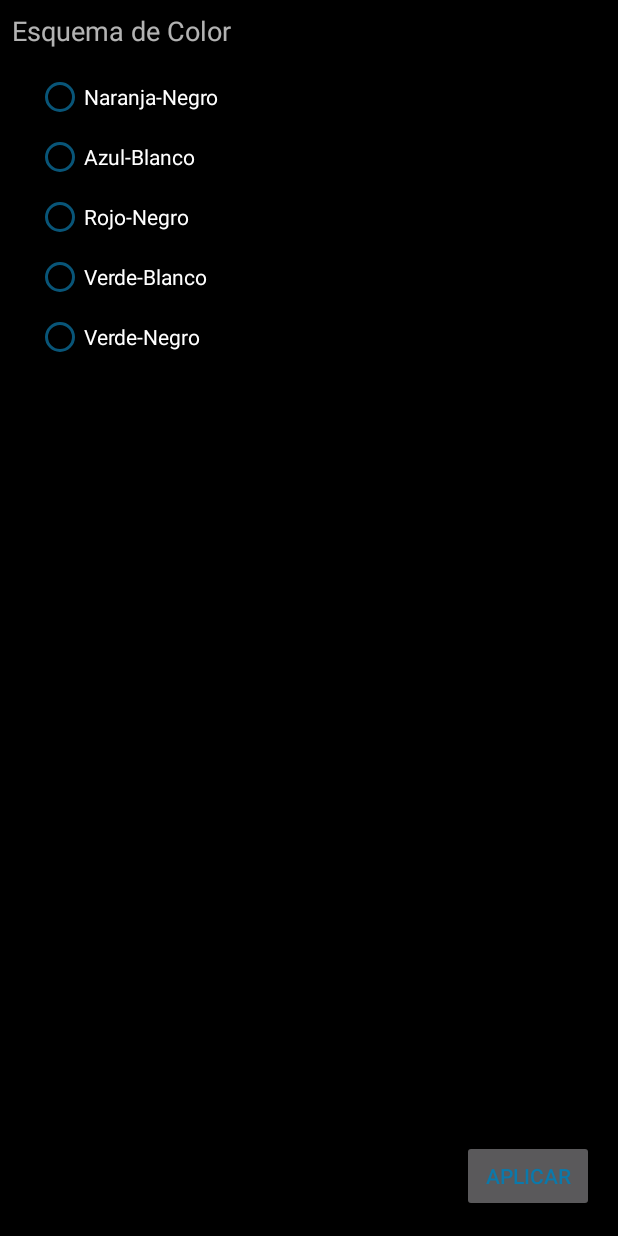
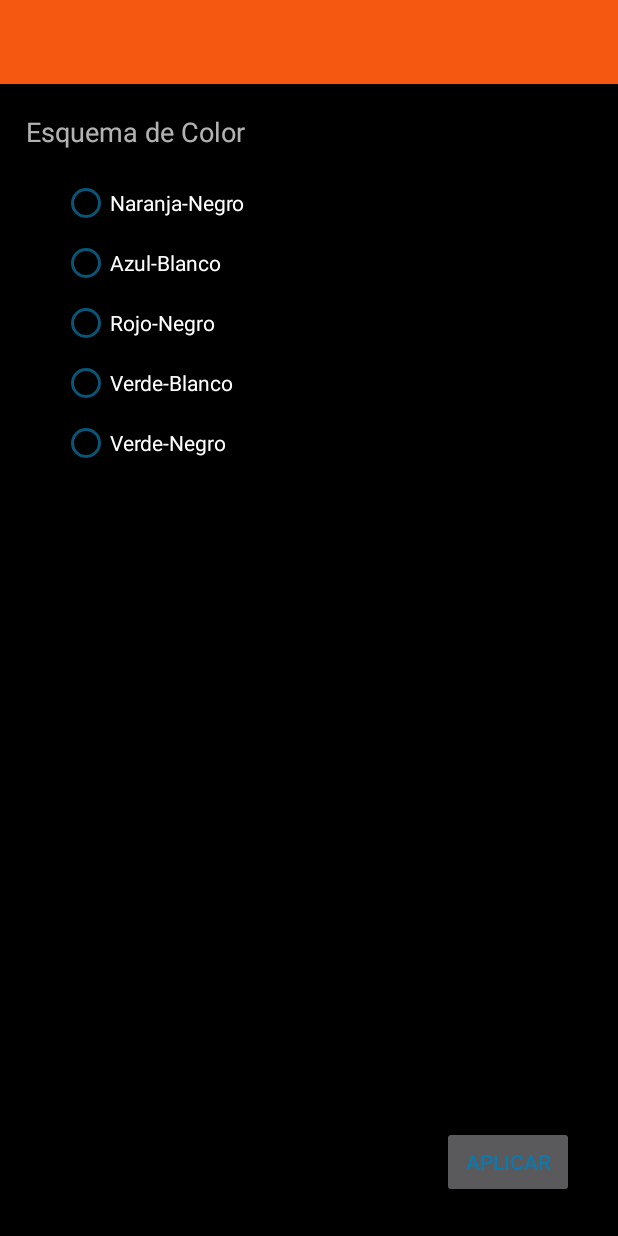
Before and after one commit to AngelMDev/sturdy-dollop, an Android app: the layout activity_settings.xml on its own in the app's theme, with its tools: preview values and no code run, on a phone screen of 412 x 824 dp. Run offline under Robolectric (Android 15) with nearby library versions, the phone set to English and light mode, and no system bars.

Commit message:
Added home buttons

```diff
--- a/app/src/main/res/layout/activity_settings.xml
+++ b/app/src/main/res/layout/activity_settings.xml
@@ -1,30 +1,45 @@
 <?xml version="1.0" encoding="utf-8"?>
-<android.support.constraint.ConstraintLayout xmlns:android="http://schemas.android.com/apk/res/android"
-    xmlns:app="http://schemas.android.com/apk/res-auto"
+<RelativeLayout xmlns:android="http://schemas.android.com/apk/res/android"
     xmlns:tools="http://schemas.android.com/tools"
     android:layout_width="match_parent"
     android:layout_height="match_parent"
-    tools:context="com.simpleapps.amg.myrunningapp.SettingsActivity">
+    xmlns:app="http://schemas.android.com/apk/res-auto"
+    tools:context="com.simpleapps.amg.myrunningapp.HistoryActivity">
+    <android.support.v7.widget.Toolbar
+        android:id="@+id/settings_toolbar"
+        android:layout_width="match_parent"
+        android:layout_height="?attr/actionBarSize"
+        android:background="?attr/colorPrimary"
+        android:elevation="4dp"
+        android:theme="@style/ThemeOverlay.AppCompat.ActionBar"
+        app:popupTheme="@style/ThemeOverlay.AppCompat.Light"
+ />
 
     <TextView
         android:id="@+id/textView"
         android:layout_width="wrap_content"
         android:layout_height="wrap_content"
-        android:layout_marginLeft="8dp"
-        android:layout_marginTop="8dp"
+        android:layout_marginTop="19dp"
         android:text="Esquema de Color"
         android:textSize="18sp"
         app:layout_constraintLeft_toLeftOf="parent"
-        app:layout_constraintTop_toTopOf="parent" />
+        app:layout_constraintTop_toTopOf="parent"
+        android:layout_below="@+id/settings_toolbar"
+        android:layout_alignParentLeft="true"
+        android:layout_alignParentStart="true"
+        android:layout_marginLeft="17dp"
+        android:layout_marginStart="17dp" />
 
     <RadioGroup
         android:id="@+id/radio_group"
         android:layout_width="wrap_content"
         android:layout_height="wrap_content"
-        android:layout_marginLeft="8dp"
-        android:layout_marginTop="8dp"
+        android:layout_marginTop="11dp"
         app:layout_constraintLeft_toLeftOf="parent"
-        app:layout_constraintTop_toBottomOf="@+id/textView">
+        app:layout_constraintTop_toBottomOf="@+id/textView"
+        android:layout_below="@+id/textView"
+        android:layout_alignRight="@+id/textView"
+        android:layout_alignEnd="@+id/textView">
 
         <RadioButton
             android:id="@+id/radioButton"
@@ -88,9 +103,13 @@
         android:layout_width="wrap_content"
         android:layout_height="wrap_content"
         android:text="Aplicar"
-        android:layout_marginRight="16dp"
+        android:layout_marginRight="29dp"
         app:layout_constraintRight_toRightOf="parent"
         app:layout_constraintBottom_toBottomOf="parent"
-        android:layout_marginBottom="16dp" />
+        android:layout_marginBottom="25dp"
+        android:layout_marginEnd="29dp"
+        android:layout_alignParentBottom="true"
+        android:layout_alignParentRight="true"
+        android:layout_alignParentEnd="true" />
 
-</android.support.constraint.ConstraintLayout>
+</RelativeLayout>
--- a/app/src/main/res/menu/activity_nav_draw_drawer.xml
+++ b/app/src/main/res/menu/activity_nav_draw_drawer.xml
@@ -2,6 +2,11 @@
 <menu xmlns:android="http://schemas.android.com/apk/res/android">
 
     <group android:checkableBehavior="single">
+
+        <item
+            android:id="@+id/nav_homey"
+            android:icon="@drawable/ic_home_black_48dp"
+            android:title="Inicio" />
 
         <item
             android:id="@+id/nav_history"
--- a/app/src/main/res/values/styles.xml
+++ b/app/src/main/res/values/styles.xml
@@ -1,7 +1,7 @@
 <resources>
 
     <!-- Base application theme. -->
-    <style name="AppTheme" parent="Theme.AppCompat.Light.DarkActionBar">
+    <style name="AppTheme" parent="Theme.AppCompat.Light.NoActionBar">
         <!-- Customize your theme here. -->
         <item name="colorPrimary">@color/colorAccent</item>
         <item name="colorPrimaryDark">@color/colorAltDark</item>
```
Also changed, not shown: app/src/main/java/com/simpleapps/amg/myrunningapp/HistoryActivity.java (+8 -1 lines), app/src/main/java/com/simpleapps/amg/myrunningapp/MainActivity.java (+5 -2 lines), app/src/main/java/com/simpleapps/amg/myrunningapp/SettingsActivity.java (+26 -0 lines), app/src/main/res/layout/activity_history.xml (+10 -1 lines), app/src/main/res/layout/content_main.xml (+1 -13 lines), app/src/main/res/layout/history_row_layout.xml (+17 -9 lines), app/src/main/res/menu/menu_history.xml (+9 -0 lines), app/src/main/res/menu/settings_menu.xml (added, +11 -0 lines).
